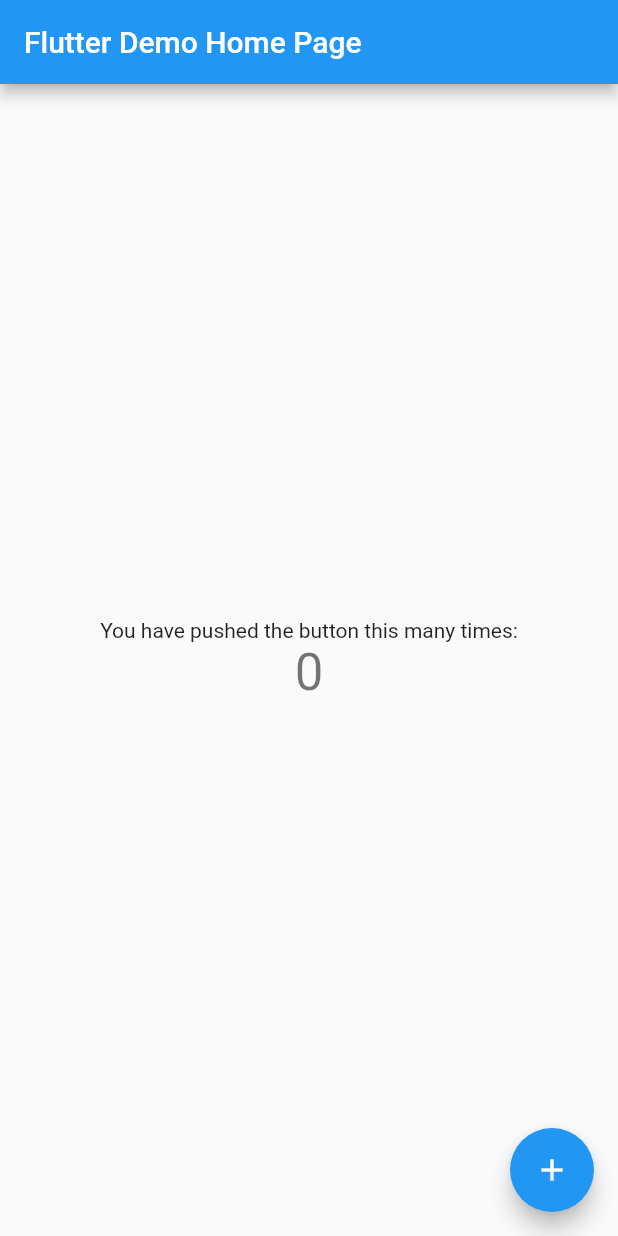
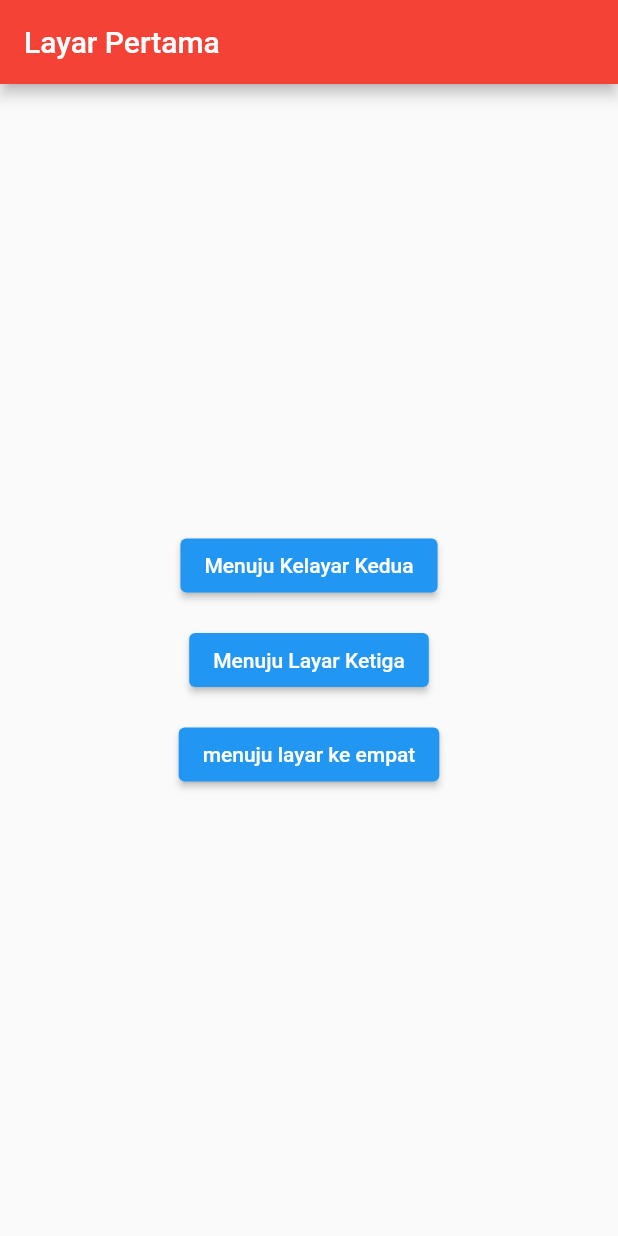
Before and after one commit to BillyPCT/flutter_application_1, a Flutter app: the screen it shows after launch, on a phone screen of 412 x 824 dp. Run offline on Flutter 3.47's test engine with Material 2 defaults, Android fonts, the phone set to English and light mode, and no system bars.

Commit message:
Pertemuan4

```diff
--- /dev/null
+++ b/lib/firstscreen.dart
@@ -0,0 +1,59 @@
+import 'package:flutter/material.dart';
+import 'package:flutter_application_1/secondscren.dart';
+import 'package:flutter_application_1/threescreen.dart';
+
+class FirstScreen extends StatelessWidget {
+  const FirstScreen({super.key});
+
+  Future<void> _NavigateScreen(BuildContext context) async {
+    final result = await Navigator.push(
+        context, MaterialPageRoute(builder: (context) => threescreen()));
+
+    ScaffoldMessenger.of(context)
+      ..removeCurrentSnackBar()
+      ..showSnackBar(SnackBar(content: Text('$result')));
+  }
+
+  @override
+  Widget build(BuildContext context) {
+    return Scaffold(
+      appBar: AppBar(
+        title: Text('Layar Pertama'),
+        backgroundColor: Colors.red,
+      ),
+      body: Center(
+        child: Column(
+          mainAxisSize: MainAxisSize.min,
+          children: [
+            ElevatedButton(
+              onPressed: () {
+                Navigator.push(
+                    context,
+                    MaterialPageRoute(
+                        builder: (context) =>
+                            secondscreen(data: 'Data dari First Screen')));
+              },
+              child: Text('Menuju Kelayar Kedua'),
+            ),
+            SizedBox(
+              height: 15,
+            ),
+            ElevatedButton(
+                onPressed: () {
+                  _NavigateScreen(context);
+                },
+                child: Text('Menuju Layar Ketiga')),
+            SizedBox(
+              height: 15,
+            ),
+            ElevatedButton(
+                onPressed: () {
+                  Navigator.pushNamed(context, '/fourth');
+                },
+                child: Text("menuju layar ke empat"))
+          ],
+        ),
+      ),
+    );
+  }
+}
--- a/lib/main.dart
+++ b/lib/main.dart
@@ -1,115 +1,26 @@
 import 'package:flutter/material.dart';
+import 'package:flutter_application_1/firstscreen.dart';
+import 'package:flutter_application_1/fourthscreen.dart';
+import 'package:flutter_application_1/secondscren.dart';
+import 'package:flutter_application_1/threescreen.dart';
+
 
 void main() {
-  runApp(const MyApp());
+  runApp(MyApp());
 }
 
 class MyApp extends StatelessWidget {
   const MyApp({super.key});
 
-  // This widget is the root of your application.
   @override
   Widget build(BuildContext context) {
     return MaterialApp(
-      title: 'Flutter Demo',
-      theme: ThemeData(
-        // This is the theme of your application.
-        //
-        // Try running your application with "flutter run". You'll see the
-        // application has a blue toolbar. Then, without quitting the app, try
-        // changing the primarySwatch below to Colors.green and then invoke
-        // "hot reload" (press "r" in the console where you ran "flutter run",
-        // or simply save your changes to "hot reload" in a Flutter IDE).
-        // Notice that the counter didn't reset back to zero; the application
-        // is not restarted.
-        primarySwatch: Colors.blue,
-      ),
-      home: const MyHomePage(title: 'Flutter Demo Home Page'),
+      home: FirstScreen(),
+      debugShowCheckedModeBanner: false,
+      routes: {
+         '/fourth':(context) => fourthscreen(),
+
+      },
     );
   }
 }
-
-class MyHomePage extends StatefulWidget {
-  const MyHomePage({super.key, required this.title});
-
-  // This widget is the home page of your application. It is stateful, meaning
-  // that it has a State object (defined below) that contains fields that affect
-  // how it looks.
-
-  // This class is the configuration for the state. It holds the values (in this
-  // case the title) provided by the parent (in this case the App widget) and
-  // used by the build method of the State. Fields in a Widget subclass are
-  // always marked "final".
-
-  final String title;
-
-  @override
-  State<MyHomePage> createState() => _MyHomePageState();
-}
-
-class _MyHomePageState extends State<MyHomePage> {
-  int _counter = 0;
-
-  void _incrementCounter() {
-    setState(() {
-      // This call to setState tells the Flutter framework that something has
-      // changed in this State, which causes it to rerun the build method below
-      // so that the display can reflect the updated values. If we changed
-      // _counter without calling setState(), then the build method would not be
-      // called again, and so nothing would appear to happen.
-      _counter++;
-    });
-  }
-
-  @override
-  Widget build(BuildContext context) {
-    // This method is rerun every time setState is called, for instance as done
-    // by the _incrementCounter method above.
-    //
-    // The Flutter framework has been optimized to make rerunning build methods
-    // fast, so that you can just rebuild anything that needs updating rather
-    // than having to individually change instances of widgets.
-    return Scaffold(
-      appBar: AppBar(
-        // Here we take the value from the MyHomePage object that was created by
-        // the App.build method, and use it to set our appbar title.
-        title: Text(widget.title),
-      ),
-      body: Center(
-        // Center is a layout widget. It takes a single child and positions it
-        // in the middle of the parent.
-        child: Column(
-          // Column is also a layout widget. It takes a list of children and
-          // arranges them vertically. By default, it sizes itself to fit its
-          // children horizontally, and tries to be as tall as its parent.
-          //
-          // Invoke "debug painting" (press "p" in the console, choose the
-          // "Toggle Debug Paint" action from the Flutter Inspector in Android
-          // Studio, or the "Toggle Debug Paint" command in Visual Studio Code)
-          // to see the wireframe for each widget.
-          //
-          // Column has various properties to control how it sizes itself and
-          // how it positions its children. Here we use mainAxisAlignment to
-          // center the children vertically; the main axis here is the vertical
-          // axis because Columns are vertical (the cross axis would be
-          // horizontal).
-          mainAxisAlignment: MainAxisAlignment.center,
-          children: <Widget>[
-            const Text(
-              'You have pushed the button this many times:',
-            ),
-            Text(
-              '$_counter',
-              style: Theme.of(context).textTheme.headline4,
-            ),
-          ],
-        ),
-      ),
-      floatingActionButton: FloatingActionButton(
-        onPressed: _incrementCounter,
-        tooltip: 'Increment',
-        child: const Icon(Icons.add),
-      ), // This trailing comma makes auto-formatting nicer for build methods.
-    );
-  }
-}
```
Also changed, not shown: lib/fourthscreen.dart (added, +31 -0 lines), lib/secondscren.dart (added, +31 -0 lines), lib/threescreen.dart (added, +31 -0 lines).
